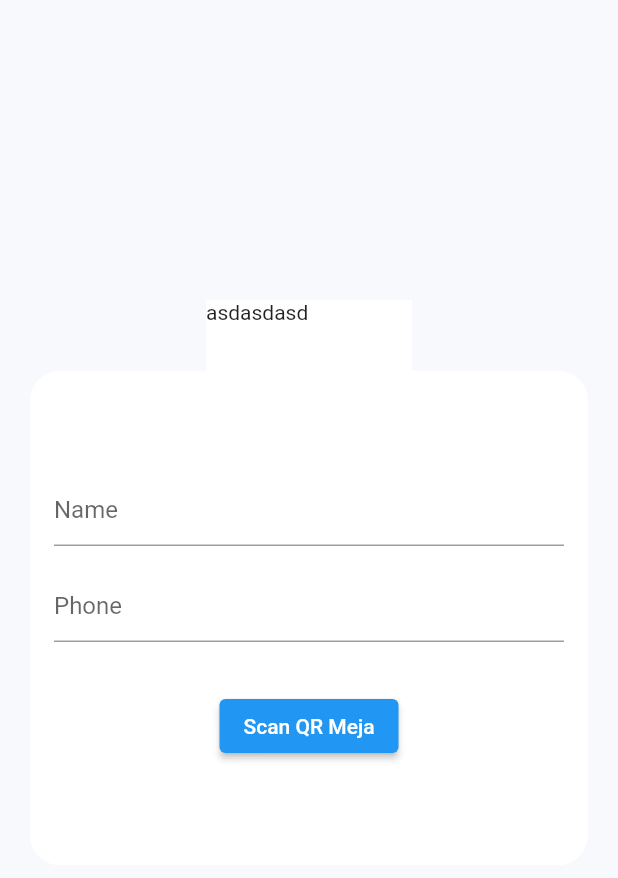
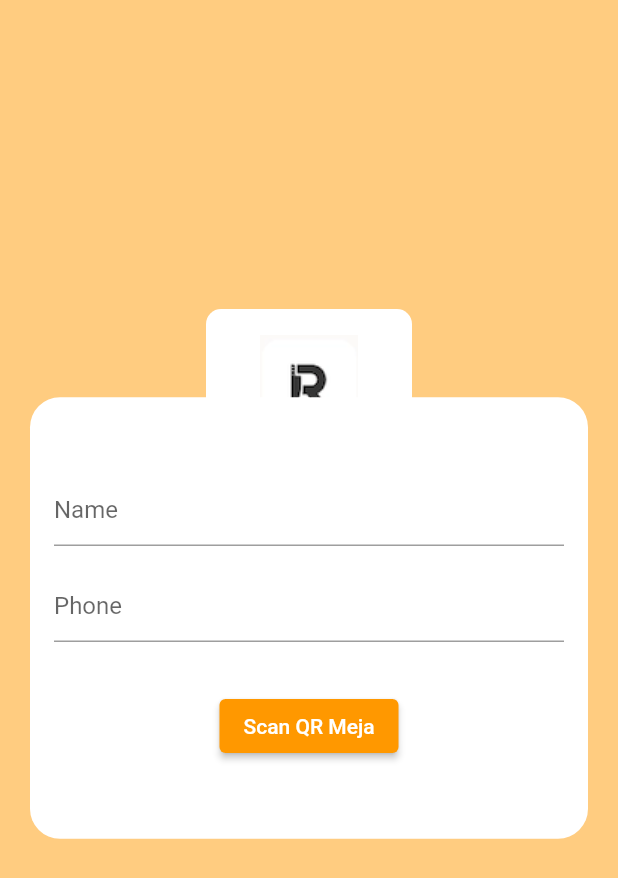
Before and after one commit to adiyoga27/SI_FLUTTER_SATU_TITIK, a Flutter app: the screen it shows after launch, on a phone screen of 412 x 824 dp. Shown: the top 878 px of the screen. Run offline on Flutter 3.47's test engine with Material 2 defaults, Android fonts, the phone set to English and light mode, and no system bars; our stand-ins replace dio, fluttertoast, get, get_storage, permission_handler and 1 more; missing offline and left inert: dart:ffi, qr_code_scanner; network calls fail.

```diff
--- a/lib/Screens/reservasi.dart
+++ b/lib/Screens/reservasi.dart
@@ -20,26 +20,30 @@ class _ReservasiPageState extends State<ReservasiPage> {
   @override
   Widget build(BuildContext context) {
     return Scaffold(
-      backgroundColor: Color(0xfff8f9fd),
+      // backgroundColor: Color(0xfff8f9fd),
+      backgroundColor: Colors.orange[200],
       body: Stack(
         children: [
           Positioned(
-              top: 200,
+              top: Get.width / 2,
               right: Get.width / 3,
               left: Get.width / 3,
               child: Container(
+                decoration:BoxDecoration(
+                        color: Colors.white,
+                        borderRadius: BorderRadius.all(Radius.circular(10.0))),
                   width: 100.0,
                   height: 100.0,
-                  color: Colors.white,
-                  child: Text('asdasdasd'))),
-          Column(
+                  child: Image.asset('assets/images/res_logo.png'))),
+          Positioned(
+            child: Column(
               mainAxisAlignment: MainAxisAlignment.center,
               crossAxisAlignment: CrossAxisAlignment.center,
               children: [
                 Padding(
                   padding: const EdgeInsets.all(20.0),
                   child: Container(
-                  height: Get.height / 2.5,
+                    height: Get.height / 2.8,
                     decoration: BoxDecoration(
                       color: Colors.white,
                       borderRadius: BorderRadius.all(Radius.circular(20)),
@@ -83,6 +87,9 @@ class _ReservasiPageState extends State<ReservasiPage> {
                           Padding(
                             padding: const EdgeInsets.only(top: 16),
                             child: ElevatedButton(
+                              style:  ButtonStyle(
+                                  backgroundColor: MaterialStateProperty.all<Color>(Colors.orange),
+                                ),
                               child: const Text("Scan QR Meja"),
                               onPressed: () => controller.gotToScan(),
                             ),
@@ -95,6 +102,7 @@ class _ReservasiPageState extends State<ReservasiPage> {
                 ),
               ],
             ),
+          ),
         ],
       ),
     );
--- a/lib/controllers/CartController.dart
+++ b/lib/controllers/CartController.dart
@@ -68,6 +68,7 @@ class CartController extends GetxController {
 
   void reservasi(String uuid) async {
     final dio = Dio();
+    try {
       final response = await dio.post(AppConfig().baseUrl + "/reservasi", data: {
         'table_uuid': uuid,
         'customer_name': '${cookies.read('name')}',
@@ -80,6 +81,11 @@ class CartController extends GetxController {
         cookies.write('uuid', reservasiModel.uuid);
         Get.to(HomePage());
       }
+    } catch (e) {
+           Fluttertoast.showToast(msg: 'Ulangi Scan Barcode');
+
+    }
+
   }
 
   void addToCart(int productId) async {
```
Lines whose indentation alone changed are shown as unchanged.
